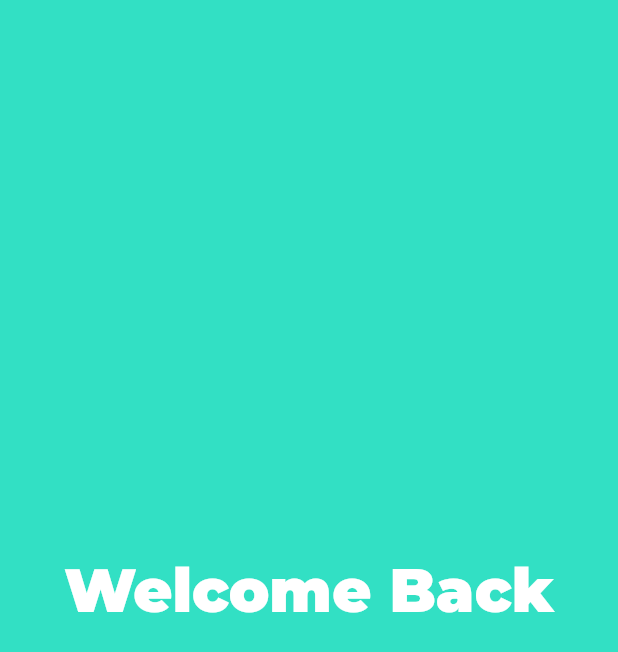
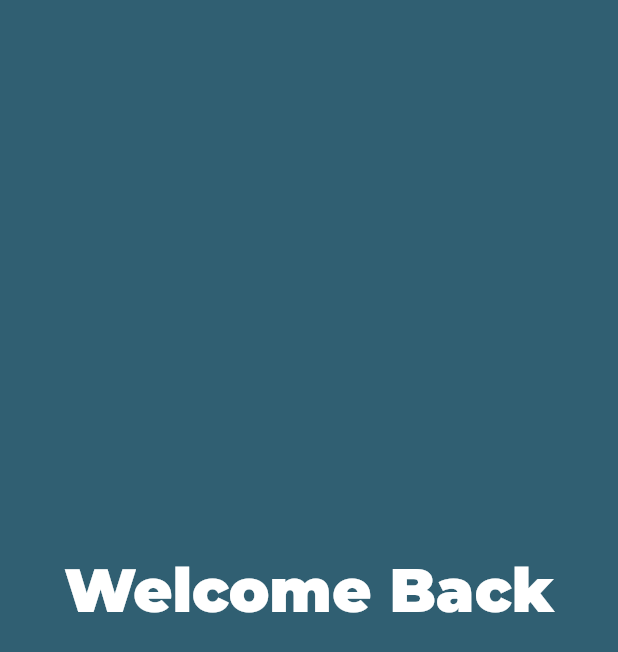
Before and after one commit to palebeki/ProjectTiga, a Flutter app: the screen it shows after launch, on a phone screen of 412 x 824 dp. Shown: the top 652 px of the screen. Run offline on Flutter 3.47's test engine with Material 2 defaults, Android fonts, the phone set to English and light mode, and no system bars; our stand-ins replace flushbar, google_fonts, liquid_pull_to_refresh; missing offline and left inert: circular_reveal_animation.

Commit message:
add flushbar fix color dummy sidebar

```diff
--- a/lib/Login_Page.dart
+++ b/lib/Login_Page.dart
@@ -7,6 +7,7 @@ import 'package:flutter/services.dart';
 import 'package:flutter/widgets.dart';
 import 'package:google_fonts/google_fonts.dart';
 import 'package:http/http.dart' as http;
+import 'package:projecttiga/widgets/colorLib.dart';
 
 class LoginPage extends StatefulWidget {
   @override
@@ -190,7 +191,7 @@ class _LoginPageState extends State<LoginPage> with TickerProviderStateMixin {
                                 focusedBorder: OutlineInputBorder(
                                   borderRadius: BorderRadius.circular(50),
                                   borderSide: BorderSide(
-                                      color: Color(0xff32e0c4), width: 2),
+                                      color: libBlue, width: 2),
                                 ),
                               ),
                             ),
@@ -225,7 +226,7 @@ class _LoginPageState extends State<LoginPage> with TickerProviderStateMixin {
                                     focusedBorder: OutlineInputBorder(
                                         borderRadius: BorderRadius.circular(50),
                                         borderSide: BorderSide(
-                                            color: Color(0xff32e0c4),
+                                            color: libBlue,
                                             width: 2)),
                                   ),
                                 ),
@@ -242,7 +243,7 @@ class _LoginPageState extends State<LoginPage> with TickerProviderStateMixin {
                                     duration: Duration(milliseconds: 200),
                                     firstChild: Icon(
                                       Icons.visibility,
-                                      color: Color(0xff32e0c4),
+                                      color: libBlue,
                                       size: 28,
                                     ),
                                     secondChild: Icon(
@@ -259,7 +260,7 @@ class _LoginPageState extends State<LoginPage> with TickerProviderStateMixin {
                             ],
                           ),
                           CheckboxListTile(
-                            activeColor: Color(0xff32e0c4),
+                            activeColor: libBlue,
                             dense: true,
                             title: Text(
                               "Keep me signed in",
@@ -286,7 +287,7 @@ class _LoginPageState extends State<LoginPage> with TickerProviderStateMixin {
                   borderRadius: BorderRadius.circular(50),
                   child: MaterialButton(
                     animationDuration: Duration(seconds: 1),
-                    color: Color(0xff32e0c4),
+                    color: libBlue,
                     splashColor: Colors.white.withOpacity(.5),
                     onPressed: () {
                       setState(() {
@@ -336,7 +337,7 @@ class _LoginPageState extends State<LoginPage> with TickerProviderStateMixin {
                 child: Container(
                   width: double.infinity,
                   height: double.infinity,
-                  color: Color(0xff32e0c4),
+                  color: libBlue,
                   child: Column(
                     mainAxisAlignment: MainAxisAlignment.center,
                     children: <Widget>[
--- a/lib/annc_detail.dart
+++ b/lib/annc_detail.dart
@@ -69,7 +69,7 @@ class _AnncDetailState extends State<AnncDetail> {
                           ],
                         ),
                         child: AnimatedOpacity(
-                          duration: Duration(milliseconds: 1500),
+                          duration: Duration(milliseconds: 500),
                           opacity: _visible ? 1 : 0,
                           child: Column(
                             children: <Widget>[
--- /dev/null
+++ b/lib/widgets/colorLib.dart
@@ -0,0 +1,7 @@
+import 'package:flutter/material.dart';
+
+
+
+Color libBlue = Color(0xff305f72);
+Color libGreen = Color(0xff9fd3c7);
+Color libGreyBlue = Color(0xff385170);
--- a/pubspec.yaml
+++ b/pubspec.yaml
@@ -34,6 +34,7 @@ dependencies:
   provider: ^4.1.3
   shared_preferences: ^0.5.3+4
   liquid_pull_to_refresh: ^2.0.0
+  flushbar: ^1.10.4
 
 dev_dependencies:
   flutter_test:
```
Also changed, not shown: lib/Home_Page.dart (+90 -8 lines), pubspec.lock, 1 other file.
